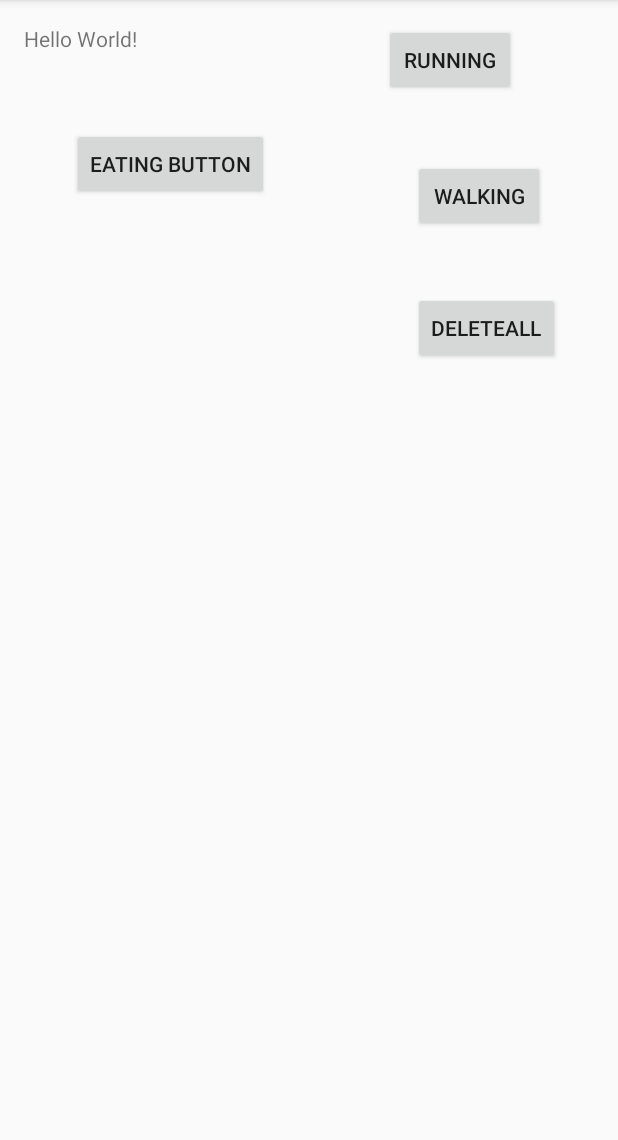
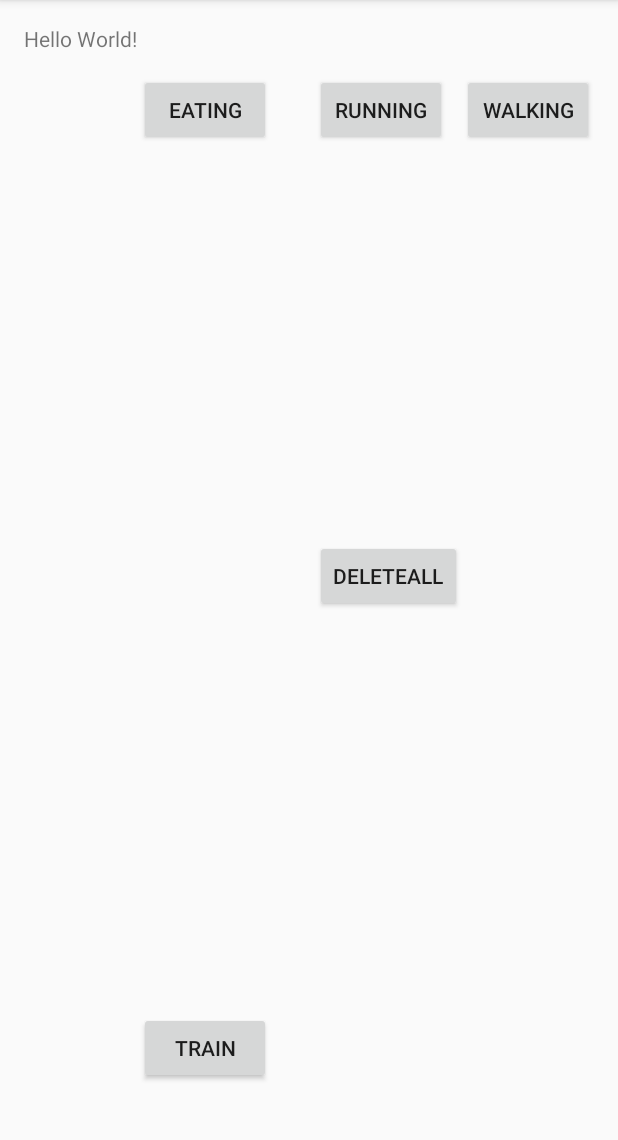
Before and after one commit to chandangs16/Activity-Recognition-Using-Accelerometer, an Android app: the screen it shows after launch (MainActivity), on a phone screen of 412 x 824 dp, the part 84-1224 px from its top. Run offline under Robolectric (Android 15) with nearby library versions, the phone set to English and light mode, and no system bars.

Commit message:
Libsvm activity

```diff
--- a/app/src/main/AndroidManifest.xml
+++ b/app/src/main/AndroidManifest.xml
@@ -18,6 +18,9 @@
                 <category android:name="android.intent.category.LAUNCHER" />
             </intent-filter>
         </activity>
+
+        <activity android:name=".AndroidLibsvmExampleActivity">
+        </activity>
         <service
             android:name=".AccIntentService"
             android:enabled="true"
--- a/app/src/main/java/edu/asu/cse535/assignment3/ActivityDatabaseHandler.java
+++ b/app/src/main/java/edu/asu/cse535/assignment3/ActivityDatabaseHandler.java
@@ -31,7 +31,7 @@ import java.io.IOException;
  * @version November 2016
  */
 public class ActivityDatabaseHandler extends SQLiteOpenHelper {
-    private static final String DATABASE_NAME = "Activity_Description.db";
+    private static final String DATABASE_NAME = "activity_description.db";
     private static final int DATABASE_VERSION = 1;
     private final String DATABASE_PATH = "/data/data/edu.asu.cse535.assignment3/databases/";
     private Context context;
@@ -42,7 +42,11 @@ public class ActivityDatabaseHandler extends SQLiteOpenHelper {
 
         // create and ignore the object since we are setting the static string in activityentry class;
         new ActivityDatabaseContract();
-
+        try {
+            createDatabase();
+        } catch (IOException e) {
+            e.printStackTrace();
+        }
         //getWritableDatabase();
     }
 
@@ -55,9 +59,10 @@ public class ActivityDatabaseHandler extends SQLiteOpenHelper {
     @Override
     public void onCreate(SQLiteDatabase db) {
         Log.w(this.getClass().getSimpleName(), " OnCreate");
-        db.execSQL(ActivityDatabaseContract.ActivityEntry.TABLE_COLUMN_QUERY_STRING);
+
+        //db.execSQL(ActivityDatabaseContract.ActivityEntry.TABLE_COLUMN_QUERY_STRING);
         Log.w(this.getClass().getSimpleName(), " Table is created");
-        Log.w("Database Query: ", ActivityDatabaseContract.ActivityEntry.TABLE_COLUMN_QUERY_STRING);
+        //Log.w("Database Query: ", ActivityDatabaseContract.ActivityEntry.TABLE_COLUMN_QUERY_STRING);
     }
 
     /**
--- a/app/src/main/java/edu/asu/cse535/assignment3/Constants.java
+++ b/app/src/main/java/edu/asu/cse535/assignment3/Constants.java
@@ -9,5 +9,5 @@ public class Constants {
     public static final String ACTIVITY_EATING = "EATING";
     public static final String ACTIVITY_WALKING  = "WALKING";
     public static final String ACTIVITY_RUNNING  = "RUNNING";
-    public static final String MODEL_FILE = "/data/data/edu.asu.cse535.assignment3/databases/model";
+    public static final String MODEL_FILE = "/sdcard/model";
 }
--- a/app/src/main/res/layout/activity_main.xml
+++ b/app/src/main/res/layout/activity_main.xml
@@ -16,41 +16,60 @@
         android:text="Hello World!" />
 
     <Button
-        android:text="Eating Button"
+        android:text="Walking"
         android:layout_width="wrap_content"
         android:layout_height="wrap_content"
-        android:layout_marginStart="32dp"
-        android:layout_marginTop="69dp"
+        android:id="@+id/button3"
+        android:onClick="onStartRecordingWalking"
+        android:layout_alignBaseline="@+id/button2"
+        android:layout_alignBottom="@+id/button2"
+        android:layout_alignParentEnd="true" />
+
+    <Button
+        android:text="Eating"
+        android:layout_width="wrap_content"
+        android:layout_height="wrap_content"
         android:id="@+id/button"
-        android:onClick="onStartRecordingEating"/>
+        android:onClick="onStartRecordingEating"
+        android:layout_alignBaseline="@+id/button2"
+        android:layout_alignBottom="@+id/button2"
+        android:layout_toStartOf="@+id/button4"
+        android:layout_marginEnd="29dp" />
 
     <Button
         android:text="Running"
         android:layout_width="wrap_content"
         android:layout_height="wrap_content"
-        android:layout_alignParentEnd="true"
-        android:layout_marginEnd="52dp"
         android:id="@+id/button2"
-        android:onClick="onStartRecordingRunning"/>
+        android:onClick="onStartRecordingRunning"
+        android:layout_marginTop="33dp"
+        android:layout_alignStart="@+id/button4" />
 
     <Button
-        android:text="Walking"
+        android:text="Train"
         android:layout_width="wrap_content"
         android:layout_height="wrap_content"
-        android:layout_alignTop="@+id/button"
-        android:layout_alignStart="@+id/button2"
-        android:layout_marginStart="19dp"
-        android:layout_marginTop="21dp"
-        android:id="@+id/button3"
-        android:onClick="onStartRecordingWalking"/>
+        android:id="@+id/button5"
+        android:layout_alignParentBottom="true"
+        android:layout_toStartOf="@+id/button"
+        android:layout_marginBottom="29dp"
+        android:layout_alignEnd="@+id/button"
+        android:onClick="onTrain"/>
 
     <Button
         android:text="DeleteAll"
         android:layout_width="wrap_content"
         android:layout_height="wrap_content"
-        android:layout_below="@+id/button3"
-        android:layout_alignStart="@+id/button3"
-        android:layout_marginTop="40dp"
         android:id="@+id/button4"
-        android:onClick="clearData"/>
+        android:onClick="clearData"
+        android:layout_centerVertical="true"
+        android:layout_toStartOf="@+id/button3" />
+
+    <TextView
+        android:text="Train"
+        android:layout_width="wrap_content"
+        android:layout_height="wrap_content"
+        android:layout_below="@+id/button5"
+        android:layout_toEndOf="@+id/button2"
+        android:id="@+id/textView2" />
 </RelativeLayout>
```
Also changed, not shown: app/src/main/java/edu/asu/cse535/assignment3/ActivityPublishHelper.java (+4 -11 lines), app/src/main/java/edu/asu/cse535/assignment3/AndroidLibsvmExampleActivity.java (+5 -4 lines), app/src/main/java/edu/asu/cse535/assignment3/MainActivity.java (+7 -1 lines), app/src/main/res/raw/activity_description.db (added).
